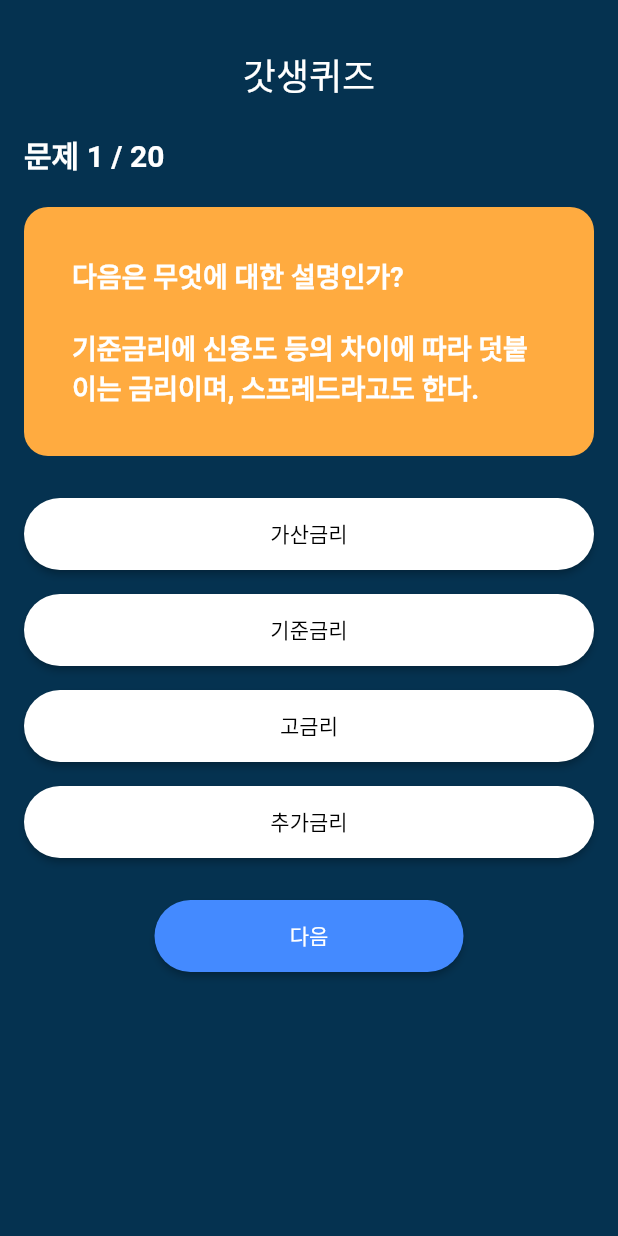
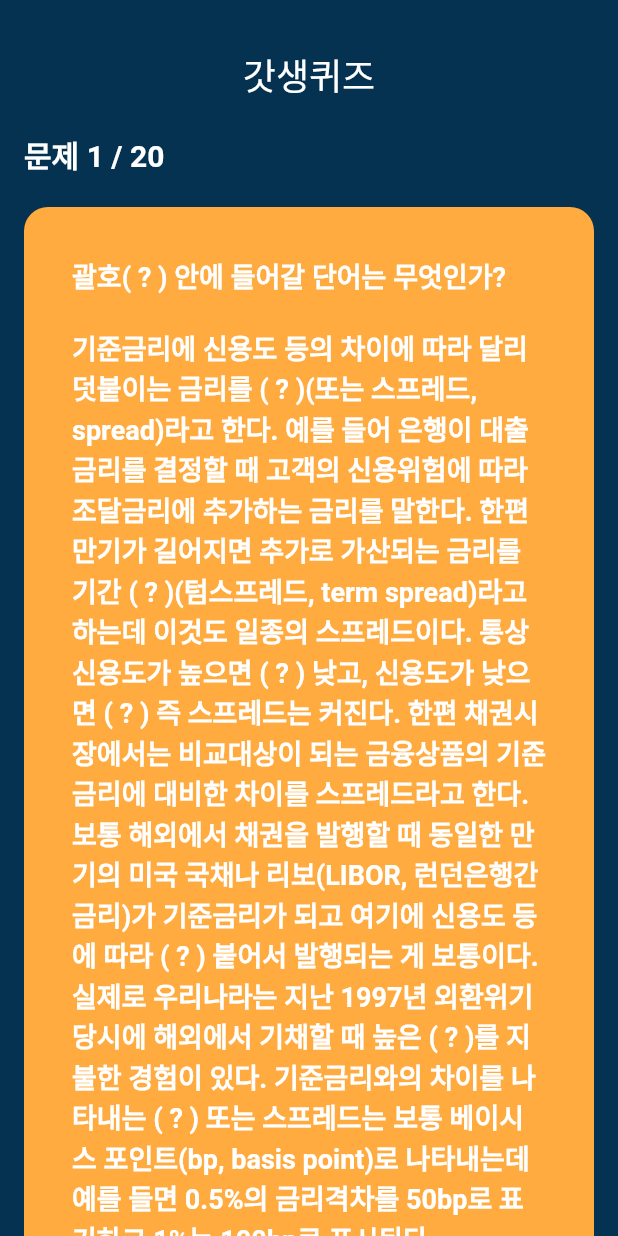
Before and after one commit to TDCIAN/QuizQuiz, a Flutter app: the screen it shows after launch, on a phone screen of 412 x 824 dp. Run offline on Flutter 3.47's test engine with Material 2 defaults, Android fonts, the phone set to English and light mode, and no system bars.

Commit message:
change question and padding

```diff
--- a/lib/question_model.dart
+++ b/lib/question_model.dart
@@ -22,7 +22,7 @@ List<Question> getQuestions() {
     Question(
       id: 'KSH-0',
       questionText:
-          '다음은 무엇에 대한 설명인가?\n\n기준금리에 신용도 등의 차이에 따라 덧붙이는 금리이며, 스프레드라고도 한다.',
+          '괄호( ? ) 안에 들어갈 단어는 무엇인가?\n\n기준금리에 신용도 등의 차이에 따라 달리 덧붙이는 금리를 ( ? )(또는 스프레드, spread)라고 한다. 예를 들어 은행이 대출금리를 결정할 때 고객의 신용위험에 따라 조달금리에 추가하는 금리를 말한다. 한편 만기가 길어지면 추가로 가산되는 금리를 기간 ( ? )(텀스프레드, term spread)라고 하는데 이것도 일종의 스프레드이다. 통상 신용도가 높으면 ( ? ) 낮고, 신용도가 낮으면 ( ? ) 즉 스프레드는 커진다. 한편 채권시장에서는 비교대상이 되는 금융상품의 기준금리에 대비한 차이를 스프레드라고 한다. 보통 해외에서 채권을 발행할 때 동일한 만기의 미국 국채나 리보(LIBOR, 런던은행간금리)가 기준금리가 되고 여기에 신용도 등에 따라 ( ? ) 붙어서 발행되는 게 보통이다. 실제로 우리나라는 지난 1997년 외환위기 당시에 해외에서 기채할 때 높은 ( ? )를 지불한 경험이 있다. 기준금리와의 차이를 나타내는 ( ? ) 또는 스프레드는 보통 베이시스 포인트(bp, basis point)로 나타내는데 예를 들면 0.5%의 금리격차를 50bp로 표기하고 1%는 100bp로 표시된다.',
       answerList: [
         Answer('가산금리', true),
         Answer('기준금리', false),
--- a/lib/quiz_screen.dart
+++ b/lib/quiz_screen.dart
@@ -21,9 +21,10 @@ class _QuizScreenState extends State<QuizScreen> {
       backgroundColor: Color.fromARGB(255, 5, 50, 80),
       body: SafeArea(
         child: Padding(
-          padding: const EdgeInsets.symmetric(
-            vertical: 32.0,
-            horizontal: 16.0,
+          padding: const EdgeInsets.only(
+            top: 32,
+            left: 16.0,
+            right: 16.0,
           ),
           child: SingleChildScrollView(
             child: Column(
```
